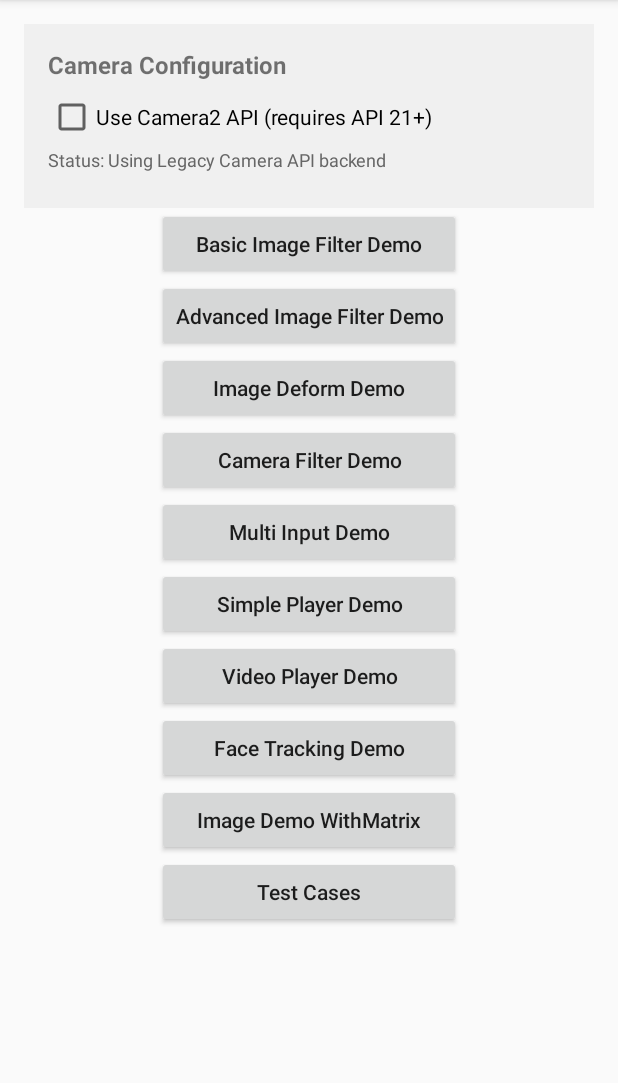
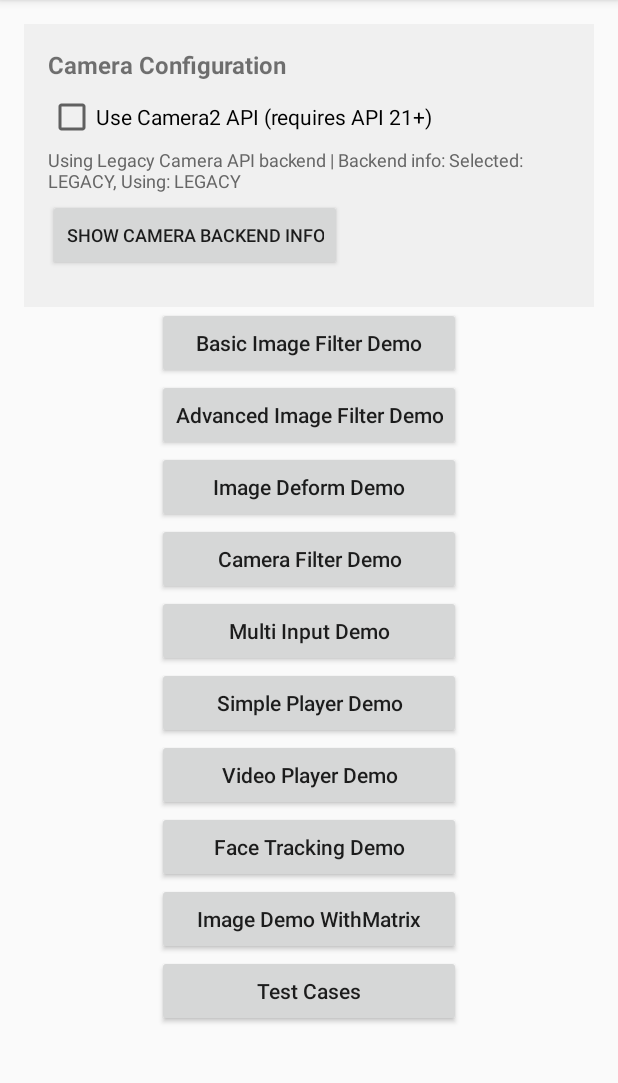
Before and after one commit to wysaid/android-gpuimage-plus, an Android app: the screen it shows after launch (MainActivity), on a phone screen of 412 x 824 dp, the part 84-1167 px from its top. Run offline under Robolectric (Android 15) with nearby library versions, the phone set to English and light mode, and no system bars; pictures from the network do not load; 5 statements that could not run were skipped.

Commit message:
Complete Camera2 integration with testing and documentation
Co-authored-by: wysaid <1430725+wysaid@users.noreply.github.com>

```diff
--- a/cgeDemo/src/main/java/org/wysaid/cgeDemo/CameraDemoActivity.java
+++ b/cgeDemo/src/main/java/org/wysaid/cgeDemo/CameraDemoActivity.java
@@ -123,6 +123,12 @@ public class CameraDemoActivity extends AppCompatActivity {
         super.onCreate(savedInstanceState);
         setContentView(R.layout.activity_camera_demo);
         PermissionUtil.verifyStoragePermissions(this);
+
+        // Log which camera backend is being used
+        Log.i(LOG_TAG, "=== CameraDemoActivity ===");
+        Log.i(LOG_TAG, "Camera backend configuration: " + CameraInstance.getCameraBackendInfo());
+        Log.i(LOG_TAG, "Camera2 supported: " + CameraInstance.isCamera2Supported());
+        Log.i(LOG_TAG, "Selected backend type: " + CameraInstance.getCameraBackendType());
 
 //        lastVideoPathFileName = FileUtil.getPathInPackage(CameraDemoActivity.this, true) + "/lastVideoPath.txt";
         Button takePicBtn = (Button) findViewById(R.id.takePicBtn);
--- a/cgeDemo/src/main/java/org/wysaid/cgeDemo/MainActivity.java
+++ b/cgeDemo/src/main/java/org/wysaid/cgeDemo/MainActivity.java
@@ -23,6 +23,7 @@ import java.io.IOException;
 import java.io.InputStream;
 
 import org.wysaid.camera.CameraBackendFactory;
+import org.wysaid.camera.CameraBackendTest;
 import org.wysaid.camera.CameraInstance;
 import org.wysaid.common.Common;
 import org.wysaid.myUtils.MsgUtil;
@@ -271,11 +272,14 @@ public class MainActivity extends AppCompatActivity {
     private void setupCameraConfiguration() {
         mCamera2CheckBox = findViewById(R.id.camera2CheckBox);
         mCamera2StatusText = findViewById(R.id.camera2StatusText);
+        Button showInfoButton = findViewById(R.id.showInfoButton);
 
         // Check Camera2 availability
         boolean isCamera2Supported = CameraInstance.isCamera2Supported();
-        mCamera2StatusText.setText("Camera2 availability: " +
-            (isCamera2Supported ? "✓ Supported" : "✗ Not supported (API < 21)"));
+        String statusMessage = "Camera2 availability: " +
+            (isCamera2Supported ? "✓ Supported (API " + android.os.Build.VERSION.SDK_INT + ")" :
+             "✗ Not supported (API " + android.os.Build.VERSION.SDK_INT + " < 21)");
+        mCamera2StatusText.setText(statusMessage);
 
         if (!isCamera2Supported) {
             mCamera2CheckBox.setEnabled(false);
@@ -294,6 +298,22 @@ public class MainActivity extends AppCompatActivity {
         mCamera2CheckBox.setOnCheckedChangeListener((buttonView, isChecked) -> {
             applyCameraSetting(isChecked);
             saveCameraSetting(isChecked);
+
+            // Show a toast message about the change
+            String message = isChecked ?
+                "Camera2 API enabled. Restart camera activities to take effect." :
+                "Legacy Camera API enabled. Restart camera activities to take effect.";
+            MsgUtil.toastMsg(MainActivity.this, message);
+        });
+
+        // Set up info button
+        showInfoButton.setOnClickListener(v -> {
+            String info = CameraBackendTest.getRuntimeInfo(MainActivity.this);
+            Log.i(LOG_TAG, "Camera Backend Info:\n" + info);
+            MsgUtil.toastMsg(MainActivity.this, "Camera backend info logged - check logcat");
+
+            // Also run the test
+            CameraBackendTest.testCameraBackends(MainActivity.this);
         });
     }
 
@@ -305,12 +325,13 @@ public class MainActivity extends AppCompatActivity {
         CameraInstance.setCameraBackendType(backendType);
 
         String statusText = useCamera2 ?
-            "Using Camera2 API backend" :
+            "✓ Using Camera2 API backend" :
             "Using Legacy Camera API backend";
         Log.i(LOG_TAG, statusText);
 
-        // Update status text
-        mCamera2StatusText.setText("Status: " + statusText);
+        // Update status text with more details
+        String detailedStatus = statusText + " | Backend info: " + CameraInstance.getCameraBackendInfo();
+        mCamera2StatusText.setText(detailedStatus);
     }
 
     private void saveCameraSetting(boolean useCamera2) {
--- a/cgeDemo/src/main/res/layout/activity_main.xml
+++ b/cgeDemo/src/main/res/layout/activity_main.xml
@@ -40,6 +40,14 @@
             android:text="Camera2 availability: Checking..."
             android:textSize="12sp"
             android:textColor="#666666"
+            android:layout_marginBottom="4dp"/>
+
+        <Button
+            android:id="@+id/showInfoButton"
+            android:layout_width="wrap_content"
+            android:layout_height="wrap_content"
+            android:text="Show Camera Backend Info"
+            android:textSize="12sp"
             android:layout_marginBottom="8dp"/>
 
     </LinearLayout>
```
Also changed, not shown: library/src/main/java/org/wysaid/camera/CameraBackend2.java (+9 -0 lines), library/src/main/java/org/wysaid/camera/CameraBackendTest.java (added, +72 -0 lines), 1 other file.
